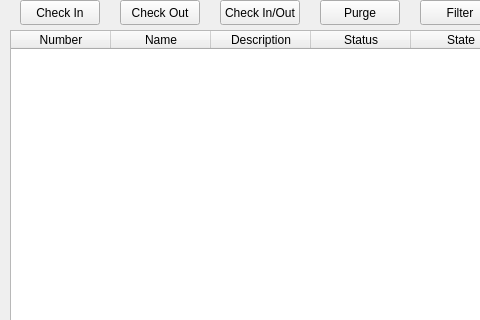
Old version of the form src/GUI/MainWindow.ui in the repository grd/FreePDM; both pictures show x 0 to 480 and y 0 to 320 of the 817 by 600 pixel window.
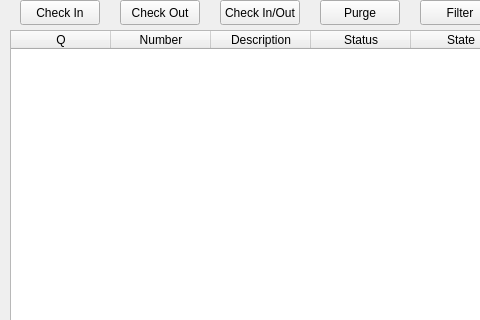
New version of the form.

What changed in the file:
```diff
--- a/src/GUI/MainWindow.ui
+++ b/src/GUI/MainWindow.ui
@@ -64,15 +64,15 @@
     </property>
     <column>
      <property name="text">
-      <string extracomment="Optionally number">Number</string>
-     </property>
-     <property name="toolTip">
-      <string extracomment="Optional number"/>
+      <string>Q</string>
      </property>
     </column>
     <column>
      <property name="text">
-      <string>Name</string>
+      <string extracomment="Optionally number">Number</string>
+     </property>
+     <property name="toolTip">
+      <string extracomment="Optional number"/>
      </property>
     </column>
     <column>
```
